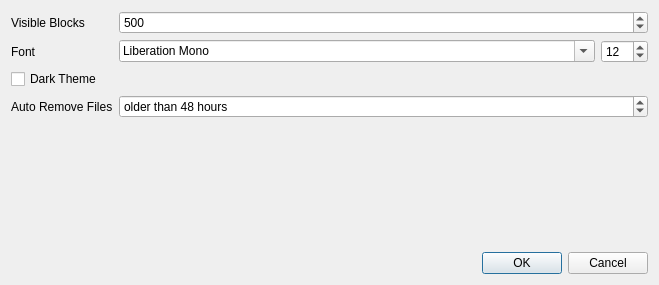
First picture: the form in qdevicemonitor/SettingsDialog.ui, repository alopatindev/qdevicemonitor, before the edit.
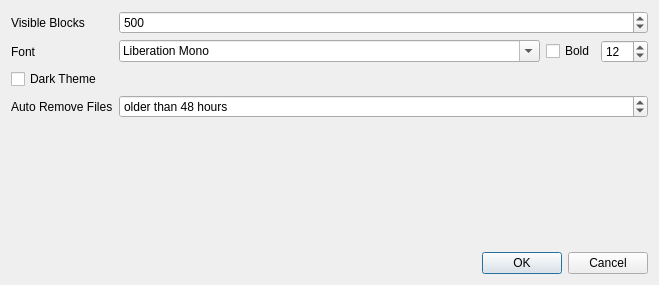
Second picture: the form after the edit.

Commit message: added bold font setting

```diff
--- a/qdevicemonitor/SettingsDialog.ui
+++ b/qdevicemonitor/SettingsDialog.ui
@@ -67,6 +67,13 @@
        </property>
       </widget>
      </item>
+     <item>
+      <widget class="QCheckBox" name="fontBoldCheckBox">
+       <property name="text">
+        <string>Bold</string>
+       </property>
+      </widget>
+     </item>
      <item>
       <widget class="QSpinBox" name="fontSizeSpinBox">
        <property name="minimumSize">
```
The commit also changes 4 other files.
